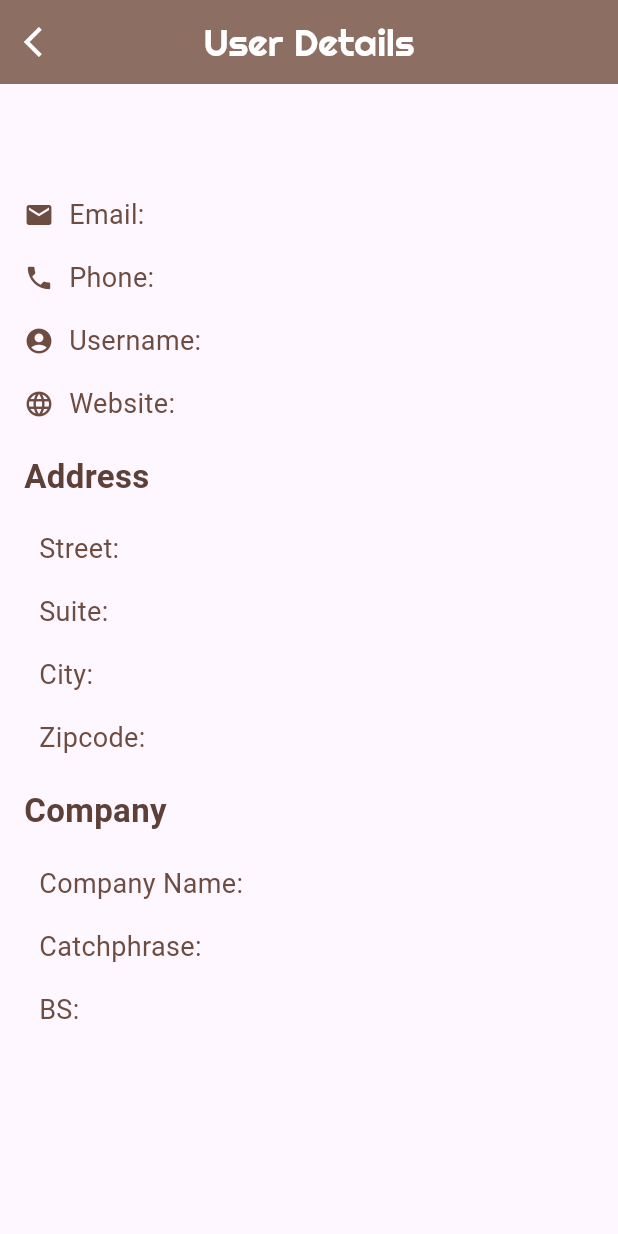
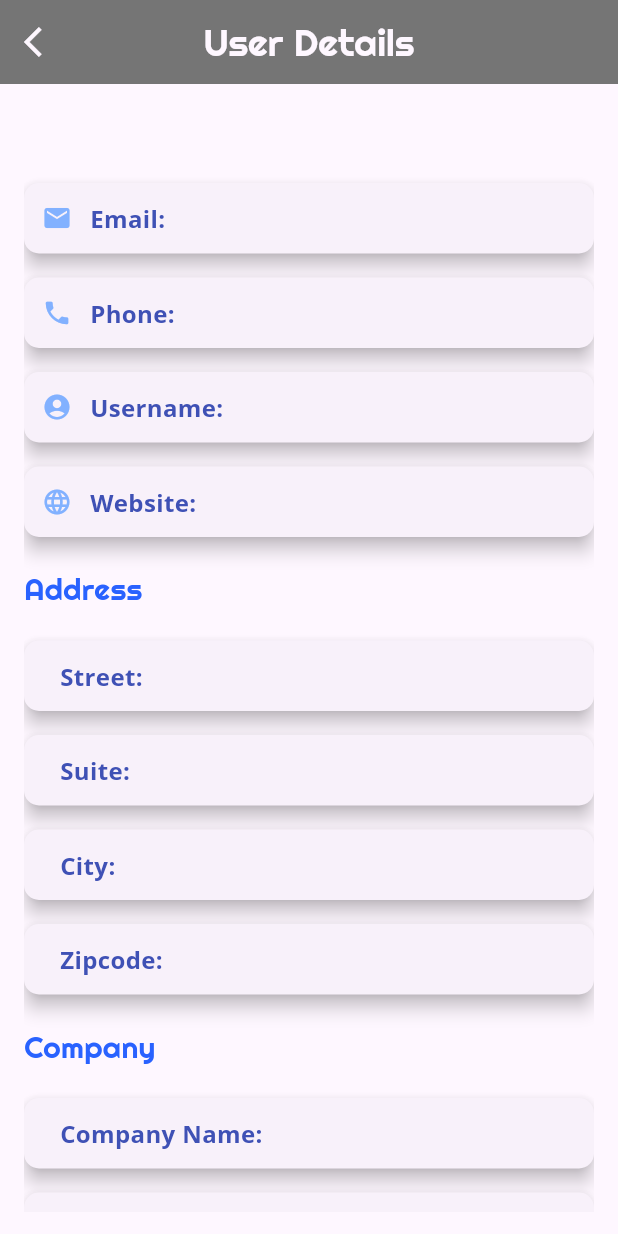
Before and after one commit to Ananthutj/fetch_data_api, a Flutter app: the UserDetails screen opened directly with empty values, on a phone screen of 412 x 824 dp. Run offline on Flutter 3.47's test engine with Material 3 defaults, Android fonts, the phone set to English and light mode, and no system bars; our stand-ins replace flutter_bloc, gap, google_fonts; network calls fail.

Commit message:
Added reusable widgets and common colors

```diff
--- a/lib/presentations/screens/Home/user_details.dart
+++ b/lib/presentations/screens/Home/user_details.dart
@@ -1,6 +1,8 @@
 import 'package:api_fetch_appscrip/data/models/user.dart';
+import 'package:api_fetch_appscrip/globals/extensions.dart';
 import 'package:api_fetch_appscrip/globals/text_styles.dart';
 import 'package:flutter/material.dart';
+import 'package:gap/gap.dart';
 
 class UserDetails extends StatefulWidget {
   final User user;
@@ -15,14 +17,17 @@ class _UserDetailsState extends State<UserDetails> {
   Widget build(BuildContext context) {
     return Scaffold(
       appBar: AppBar(
-        backgroundColor: Colors.brown.shade400,
-        title: Text("User Details", style: s3.copyWith(color: Colors.white,fontSize: 25),),
+        backgroundColor: Colors.grey.shade600,
+        title: Text("User Details",
+            style:
+                s3.copyWith(color: context.colorScheme.surface, fontSize: 25)),
         centerTitle: true,
         leading: IconButton(
-            onPressed: () {
-              Navigator.pop(context);
-            },
-            icon: const Icon(Icons.arrow_back_ios, color: Colors.white)),
+          onPressed: () {
+            Navigator.pop(context);
+          },
+          icon: Icon(Icons.arrow_back_ios, color: context.colorScheme.surface),
+        ),
       ),
       body: Padding(
         padding: const EdgeInsets.all(16.0),
@@ -30,52 +35,50 @@ class _UserDetailsState extends State<UserDetails> {
           children: [
             Text(
               widget.user.name,
-              style: TextStyle(
-                fontSize: 24,
-                fontWeight: FontWeight.bold,
-                color: Colors.brown.shade700,
-              ),
+              style: s3.copyWith(color: Colors.pink.shade800),
               textAlign: TextAlign.center,
             ),
-            const SizedBox(height: 16),
-            _buildUserInfo('Email:', widget.user.email, Icons.email),
-            _buildUserInfo('Phone:', widget.user.phone, Icons.phone),
-            _buildUserInfo('Username:', widget.user.userName, Icons.account_circle),
-            _buildUserInfo('Website:', widget.user.website, Icons.language),
-
+            const Gap(10),
+            _buildUserInfoCard('Email:', widget.user.email, Icons.email),
+            _buildUserInfoCard('Phone:', widget.user.phone, Icons.phone),
+            _buildUserInfoCard(
+                'Username:', widget.user.userName, Icons.account_circle),
+            _buildUserInfoCard('Website:', widget.user.website, Icons.language),
             _buildSectionTitle('Address'),
-            _buildUserInfo('Street:', widget.user.street),
-            _buildUserInfo('Suite:', widget.user.suite),
-            _buildUserInfo('City:', widget.user.city),
-            _buildUserInfo('Zipcode:', widget.user.zipcode),
-
+            _buildUserInfoCard('Street:', widget.user.street),
+            _buildUserInfoCard('Suite:', widget.user.suite),
+            _buildUserInfoCard('City:', widget.user.city),
+            _buildUserInfoCard('Zipcode:', widget.user.zipcode),
             _buildSectionTitle('Company'),
-            _buildUserInfo('Company Name:', widget.user.companyName),
-            _buildUserInfo('Catchphrase:', widget.user.catchPhrase),
-            _buildUserInfo('BS:', widget.user.bs),
+            _buildUserInfoCard('Company Name:', widget.user.companyName),
+            _buildUserInfoCard('Catchphrase:', widget.user.catchPhrase),
+            _buildUserInfoCard('BS:', widget.user.bs),
           ],
         ),
       ),
     );
   }
 
-  Widget _buildUserInfo(String title, String value, [IconData? icon]) {
-    return Padding(
-      padding: const EdgeInsets.symmetric(vertical: 8.0),
-      child: SizedBox(
-        width: 10,
+  Widget _buildUserInfoCard(String title, String value, [IconData? icon]) {
+    return Card(
+      elevation: 5,
+      shape: RoundedRectangleBorder(
+        borderRadius: BorderRadius.circular(10),
+      ),
+      margin: const EdgeInsets.symmetric(vertical: 8.0),
+      child: Padding(
+        padding: const EdgeInsets.all(12.0),
         child: Row(
           children: [
             if (icon != null)
-              Icon(icon, color: Colors.brown.shade600, size: 20),
-            const SizedBox(width: 10),
-            SizedBox(
-              width: 295,
+              Icon(icon, color: Colors.blueAccent.shade100, size: 20),
+            const SizedBox(width: 12),
+            Expanded(
               child: Text(
                 '$title $value',
-                style: TextStyle(fontSize: 18, color: Colors.brown.shade600),
-                 overflow: TextOverflow.ellipsis,
-                  maxLines: 2,
+                style: h4.copyWith(color: Colors.indigo),
+                overflow: TextOverflow.ellipsis,
+                maxLines: 2,
               ),
             ),
           ],
@@ -87,14 +90,7 @@ class _UserDetailsState extends State<UserDetails> {
   Widget _buildSectionTitle(String title) {
     return Padding(
       padding: const EdgeInsets.symmetric(vertical: 12.0),
-      child: Text(
-        title,
-        style: TextStyle(
-          fontSize: 22,
-          fontWeight: FontWeight.bold,
-          color: Colors.brown.shade700,
-        ),
-      ),
+      child: Text(title, style: s4.copyWith(color: Colors.blueAccent.shade700)),
     );
   }
 }
--- a/pubspec.yaml
+++ b/pubspec.yaml
@@ -39,6 +39,7 @@ dependencies:
   http: ^1.2.2
   google_fonts: ^6.2.1
   path_provider: ^2.1.5
+  gap: ^3.0.1
 
 dev_dependencies:
   flutter_test:
```
Also changed, not shown: lib/globals/extensions.dart (added, +8 -0 lines), lib/presentations/screens/Home/home_screen.dart (+30 -19 lines), pubspec.lock.
